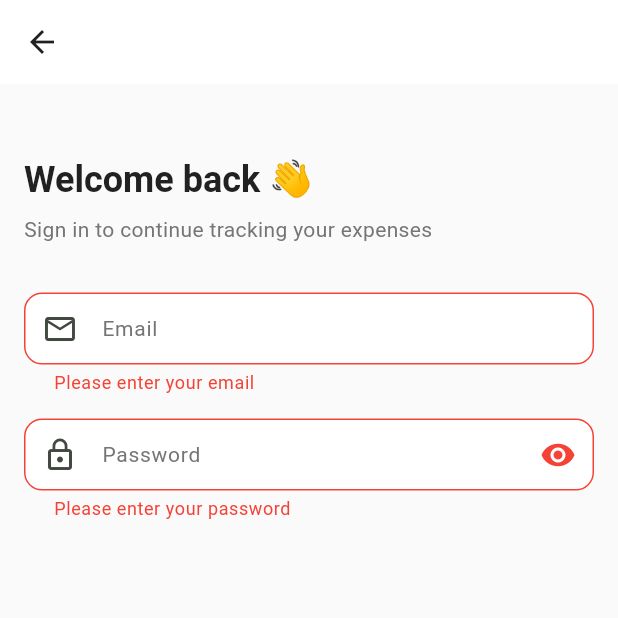
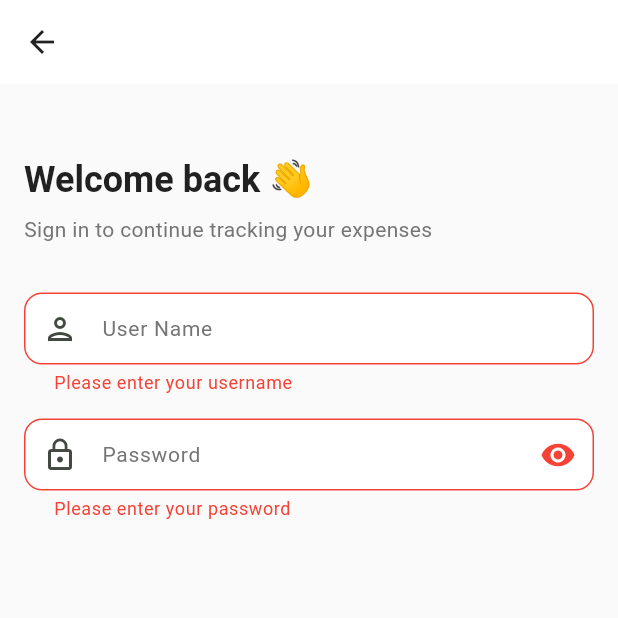
Before and after one commit to ThuraMinThein/my_expense_mobile, a Flutter app: the screen it shows after launch, after a tap on "Get Started", after a tap on "Login", on a phone screen of 412 x 824 dp, the top half of it. Run offline on Flutter 3.47's test engine with Material 3 defaults, Android fonts, the phone set to English and light mode, and no system bars; our stand-ins replace dio, fl_chart, flutter_riverpod, go_router, google_sign_in, shared_preferences.

Commit message:
fix: login with user name

```diff
--- a/lib/features/auth/screens/login_screen.dart
+++ b/lib/features/auth/screens/login_screen.dart
@@ -17,14 +17,14 @@ class LoginScreen extends ConsumerStatefulWidget {
 
 class _LoginScreenState extends ConsumerState<LoginScreen> {
   final _formKey = GlobalKey<FormState>();
-  final _emailController = TextEditingController();
+  final _userNameController = TextEditingController();
   final _passwordController = TextEditingController();
   bool _isPasswordVisible = false;
   bool _isLoading = false;
 
   @override
   void dispose() {
-    _emailController.dispose();
+    _userNameController.dispose();
     _passwordController.dispose();
     super.dispose();
   }
@@ -67,19 +67,15 @@ class _LoginScreenState extends ConsumerState<LoginScreen> {
 
                 // Email field
                 TextFormField(
-                  controller: _emailController,
-                  keyboardType: TextInputType.emailAddress,
+                  controller: _userNameController,
                   decoration: const InputDecoration(
-                    labelText: 'Email',
-                    hintText: 'Enter your email',
-                    prefixIcon: Icon(Icons.email_outlined),
+                    labelText: 'User Name',
+                    hintText: 'Enter your username',
+                    prefixIcon: Icon(Icons.person_outlined),
                   ),
                   validator: (value) {
                     if (value == null || value.isEmpty) {
-                      return 'Please enter your email';
-                    }
-                    if (!AppUtils.isValidEmail(value)) {
-                      return 'Please enter a valid email';
+                      return 'Please enter your username';
                     }
                     return null;
                   },
@@ -216,7 +212,10 @@ class _LoginScreenState extends ConsumerState<LoginScreen> {
     try {
       await ref
           .read(authProvider.notifier)
-          .login(_emailController.text.trim(), _passwordController.text.trim());
+          .login(
+            _userNameController.text.trim(),
+            _passwordController.text.trim(),
+          );
 
       final authState = ref.read(authProvider);
 
--- a/lib/features/auth/screens/signup_screen.dart
+++ b/lib/features/auth/screens/signup_screen.dart
@@ -184,8 +184,8 @@ class _SignUpScreenState extends ConsumerState<SignUpScreen> {
                 TextFormField(
                   controller: _nameController,
                   decoration: const InputDecoration(
-                    labelText: 'Full Name',
-                    hintText: 'Enter your full name',
+                    labelText: 'User Name',
+                    hintText: 'Enter your user name',
                     prefixIcon: Icon(Icons.person_outlined),
                   ),
                   validator: _validateName,
```
